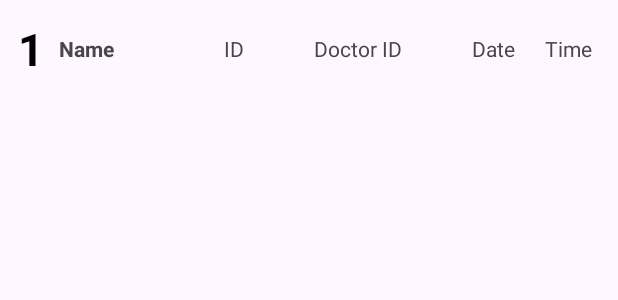
After one commit to saladk21/Hospital_Management_System_V0.1, an Android app: the layout my_row.xml on its own in the app's theme, with its tools: preview values and no code run, on a phone screen of 412 x 824 dp. The commit adds this screen. Shown: the top 300 px of the screen. Run offline under Robolectric (Android 15) with nearby library versions, the phone set to English and light mode, and no system bars.

Commit message:
Customadapter class, my row xml, and changes to Doctor class. basically foundation.

```diff
--- a/app/src/main/res/layout/activity_doctor.xml
+++ b/app/src/main/res/layout/activity_doctor.xml
@@ -17,6 +17,12 @@
             android:layout_width="240dp"
             android:layout_height="wrap_content"
             android:text="Show appointments"/>
+        <ListView
+            android:id="@+id/appointmentlistview"
+            android:layout_width="wrap_content"
+            android:layout_height="wrap_content"
+            android:visibility="gone"
+            />
 
         <Button
             android:id="@+id/changeStat"
--- /dev/null
+++ b/app/src/main/res/layout/my_row.xml
@@ -0,0 +1,84 @@
+<?xml version="1.0" encoding="utf-8"?>
+<LinearLayout xmlns:android="http://schemas.android.com/apk/res/android"
+    xmlns:app="http://schemas.android.com/apk/res-auto"
+    xmlns:tools="http://schemas.android.com/tools"
+    android:orientation="vertical"
+    android:layout_width="match_parent"
+    android:layout_height="wrap_content">
+
+    <androidx.cardview.widget.CardView
+        android:layout_width="match_parent"
+        android:layout_height="wrap_content" />
+    <androidx.constraintlayout.widget.ConstraintLayout
+        android:layout_width="match_parent"
+        android:layout_height="wrap_content"
+        android:padding="12dp">
+
+        <TextView
+            android:id="@+id/Column_id_txt"
+            android:layout_width="wrap_content"
+            android:layout_height="wrap_content"
+            android:text="1"
+            android:textSize="30sp"
+            android:textStyle="bold"
+            android:textColor="#000"
+            app:layout_constraintBottom_toBottomOf="parent"
+            app:layout_constraintStart_toStartOf="parent"
+            app:layout_constraintTop_toTopOf="parent"/>
+
+        <TextView
+            android:id="@+id/pName_txt"
+            android:layout_width="wrap_content"
+            android:layout_height="wrap_content"
+            android:layout_marginStart="10dp"
+            android:text="Name"
+            android:textStyle="bold"
+            app:layout_constraintBottom_toBottomOf="@+id/Column_id_txt"
+            app:layout_constraintStart_toEndOf="@+id/Column_id_txt"
+            app:layout_constraintTop_toTopOf="@+id/Column_id_txt"
+            tools:ignore="MissingConstraints" />
+
+        <TextView
+            android:id="@+id/pID_txt"
+            android:layout_width="wrap_content"
+            android:layout_height="wrap_content"
+            android:layout_marginStart="120dp"
+            android:text="ID"
+            app:layout_constraintBottom_toBottomOf="@+id/Column_id_txt"
+            app:layout_constraintStart_toEndOf="@+id/Column_id_txt"
+            app:layout_constraintTop_toTopOf="@+id/Column_id_txt"
+            tools:ignore="MissingConstraints" />
+
+        <TextView
+            android:id="@+id/docID_txt"
+            android:layout_width="wrap_content"
+            android:layout_height="wrap_content"
+            android:layout_marginStart="180dp"
+            android:text="Doctor ID"
+            app:layout_constraintBottom_toBottomOf="@+id/Column_id_txt"
+            app:layout_constraintStart_toEndOf="@+id/Column_id_txt"
+            app:layout_constraintTop_toTopOf="@+id/Column_id_txt"
+            tools:ignore="MissingConstraints" />
+
+        <TextView
+            android:id="@+id/appDate"
+            android:layout_width="wrap_content"
+            android:layout_height="wrap_content"
+            android:layout_marginEnd="20dp"
+            android:text="Date"
+            app:layout_constraintBottom_toBottomOf="@+id/Column_id_txt"
+            app:layout_constraintEnd_toStartOf="@+id/appTime_txt"
+            app:layout_constraintTop_toTopOf="@+id/Column_id_txt"
+            tools:ignore="MissingConstraints" />
+
+        <TextView
+            android:id="@+id/appTime_txt"
+            android:layout_width="wrap_content"
+            android:layout_height="wrap_content"
+            android:layout_marginEnd="5dp"
+            android:text="Time"
+            app:layout_constraintBottom_toBottomOf="@+id/Column_id_txt"
+            app:layout_constraintEnd_toEndOf="parent"
+            app:layout_constraintTop_toTopOf="@+id/Column_id_txt" />
+    </androidx.constraintlayout.widget.ConstraintLayout>
+</LinearLayout>
```
Also changed, not shown: app/src/main/java/com/example/hospital_management_system_v01/CustomAdapter.java (added, +55 -0 lines), app/src/main/java/com/example/hospital_management_system_v01/Database.java (+33 -0 lines), app/src/main/java/com/example/hospital_management_system_v01/Doctor.java (+30 -12 lines).
